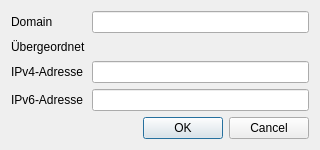
Above: flscp/ui/domain.ui from FLS-Wiesbaden/flscp before the change. Below: the same form after it.
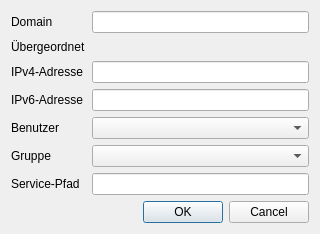
That is the form after the change. Icons and pictures are not drawn.

Commit message: Added srv path and user and domain

```diff
--- a/flscp/ui/domain.ui
+++ b/flscp/ui/domain.ui
@@ -10,7 +10,7 @@
     <x>0</x>
     <y>0</y>
     <width>320</width>
-    <height>147</height>
+    <height>222</height>
    </rect>
   </property>
   <property name="windowTitle">
@@ -63,16 +63,6 @@
    <item row="3" column="1">
     <widget class="QLineEdit" name="txtIPv6"/>
    </item>
-   <item row="4" column="1">
-    <widget class="QDialogButtonBox" name="buttonBox">
-     <property name="orientation">
-      <enum>Qt::Horizontal</enum>
-     </property>
-     <property name="standardButtons">
-      <set>QDialogButtonBox::Cancel|QDialogButtonBox::Ok</set>
-     </property>
-    </widget>
-   </item>
    <item row="1" column="1">
     <widget class="QLineEdit" name="txtParent">
      <property name="enabled">
@@ -93,6 +83,55 @@
     <widget class="QLabel" name="lblParent">
      <property name="text">
       <string>Übergeordnet</string>
+     </property>
+     <property name="buddy">
+      <cstring>txtParent</cstring>
+     </property>
+    </widget>
+   </item>
+   <item row="4" column="1">
+    <widget class="QComboBox" name="fldUser"/>
+   </item>
+   <item row="4" column="0">
+    <widget class="QLabel" name="lblUser">
+     <property name="text">
+      <string>Benutzer</string>
+     </property>
+     <property name="buddy">
+      <cstring>fldUser</cstring>
+     </property>
+    </widget>
+   </item>
+   <item row="5" column="1">
+    <widget class="QComboBox" name="fldGroup"/>
+   </item>
+   <item row="5" column="0">
+    <widget class="QLabel" name="lblGroup">
+     <property name="text">
+      <string>Gruppe</string>
+     </property>
+     <property name="buddy">
+      <cstring>fldGroup</cstring>
+     </property>
+    </widget>
+   </item>
+   <item row="7" column="1">
+    <widget class="QDialogButtonBox" name="buttonBox">
+     <property name="orientation">
+      <enum>Qt::Horizontal</enum>
+     </property>
+     <property name="standardButtons">
+      <set>QDialogButtonBox::Cancel|QDialogButtonBox::Ok</set>
+     </property>
+    </widget>
+   </item>
+   <item row="6" column="1">
+    <widget class="QLineEdit" name="txtPath"/>
+   </item>
+   <item row="6" column="0">
+    <widget class="QLabel" name="lblPath">
+     <property name="text">
+      <string>Service-Pfad</string>
      </property>
     </widget>
    </item>
```
The commit also changes 3 other files.
